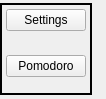
Qt form components/settings/settingsMenu.ui (Szybet/sanki) before a commit.
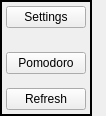
The same form after that commit. Icons and pictures are not drawn.

What changed in the file:
```diff
--- a/components/settings/settingsMenu.ui
+++ b/components/settings/settingsMenu.ui
@@ -175,6 +175,17 @@
         </property>
        </widget>
       </item>
+      <item>
+       <widget class="QPushButton" name="refreshButton">
+        <property name="text">
+         <string>Refresh</string>
+        </property>
+        <property name="icon">
+         <iconset resource="../../Resources/sanki.qrc">
+          <normaloff>:/icons/refresh_window.png</normaloff>:/icons/refresh_window.png</iconset>
+        </property>
+       </widget>
+      </item>
      </layout>
     </widget>
    </item>
```
